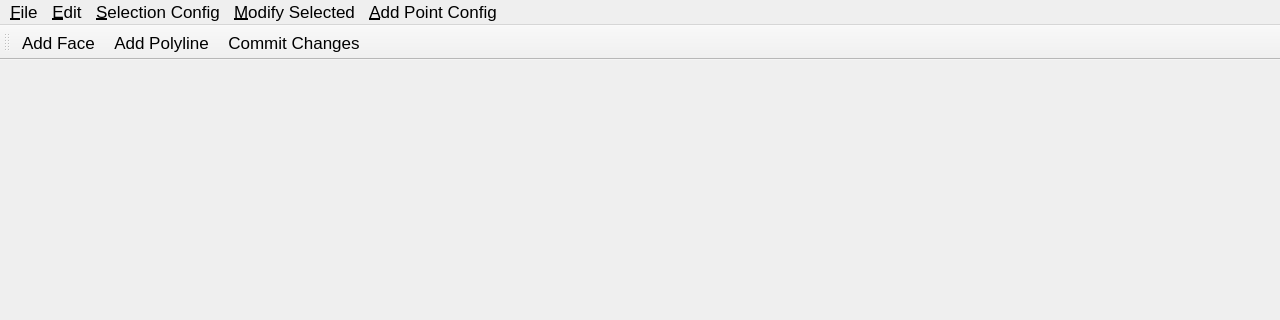
Before: the Qt Designer form Application/QtFrontend/MainWindow.ui in JIPCAD/JIPCAD, drawn with Qt 5; both pictures show x 0 to 1280 and y 0 to 320 of the 1280 by 720 pixel window.
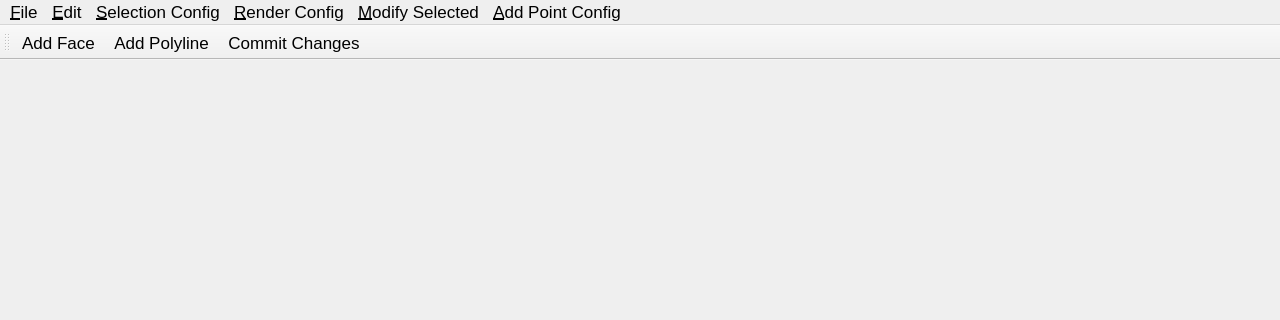
After: the same form once the commit is applied.

Diff of the .ui file:
```diff
--- a/Application/QtFrontend/MainWindow.ui
+++ b/Application/QtFrontend/MainWindow.ui
@@ -89,7 +89,7 @@
                 <addaction name="actionTogglePolylineSelection"/>
             </widget>
 
-            <widget class="QMenu" name="menuSelect">
+            <widget class="QMenu" name="menuRender">
                 <property name="title">
                     <string>&amp;Render Config</string>
                 </property>
@@ -116,6 +116,7 @@
             <addaction name="menuEdit"/>
             <!--<addaction name="menuAbout"/>-->
             <addaction name="menuSelect"/>
+            <addaction name="menuRender"/>
             <addaction name="menuModifySelected"/>
             <addaction name="menuAddPointConfig"/>
         </widget>
```
Left out of the diff: 19 changed lines with no effect on the pictures.
